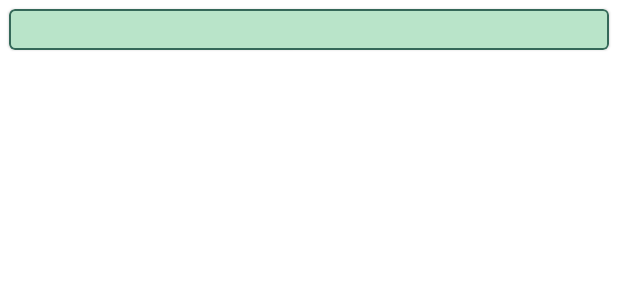
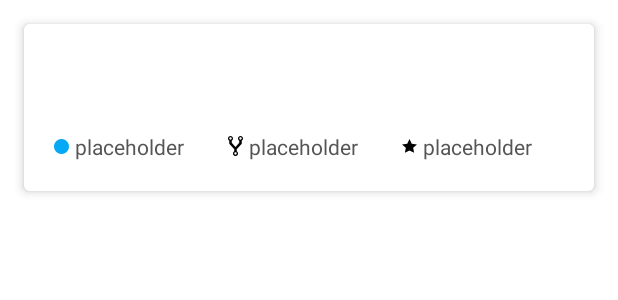
Before and after one commit to gerin98/androidGitClient, an Android app: the layout repository_list_row.xml on its own in the app's theme, with its tools: preview values and no code run, on a phone screen of 412 x 824 dp. Shown: the top 300 px of the screen. Run offline under Robolectric (Android 15) with nearby library versions, the phone set to English and light mode, and no system bars.

```diff
--- a/app/src/main/AndroidManifest.xml
+++ b/app/src/main/AndroidManifest.xml
@@ -11,11 +11,14 @@
         android:roundIcon="@mipmap/ic_launcher_round"
         android:supportsRtl="true"
         android:theme="@style/AppTheme">
-        <activity android:name=".RepositoryListActivity"></activity>
+        <activity android:name=".RepositoryListActivity">
+            <meta-data
+                android:name="android.support.PARENT_ACTIVITY"
+                android:value=".MainActivity" />
+        </activity>
         <activity android:name=".MainActivity">
             <intent-filter>
                 <action android:name="android.intent.action.MAIN" />
-
                 <category android:name="android.intent.category.LAUNCHER" />
             </intent-filter>
         </activity>
--- a/app/src/main/java/com/example/githubClient/RepositoryListActivity.kt
+++ b/app/src/main/java/com/example/githubClient/RepositoryListActivity.kt
@@ -3,7 +3,6 @@ package com.example.githubClient
 import androidx.appcompat.app.AppCompatActivity
 import android.os.Bundle
 import androidx.recyclerview.widget.GridLayoutManager
-import androidx.recyclerview.widget.LinearLayoutManager
 import androidx.recyclerview.widget.RecyclerView
 import com.example.githubClient.adapter.GHRepositoryAdapter
 import com.example.githubClient.model.Repo
@@ -18,6 +17,9 @@ class RepositoryListActivity : AppCompatActivity() {
     override fun onCreate(savedInstanceState: Bundle?) {
         super.onCreate(savedInstanceState)
         setContentView(R.layout.activity_repository_list)
+
+        val actionBar = actionBar
+        actionBar?.setDisplayHomeAsUpEnabled(true)
 
         val repositories: ArrayList<Repo>? = intent.extras?.getParcelableArrayList<Repo>("dataset") ?: ArrayList(0)
         val userInfo: User? = intent.extras?.getParcelable("user")
--- a/app/src/main/res/layout/repository_list_row.xml
+++ b/app/src/main/res/layout/repository_list_row.xml
@@ -1,30 +1,129 @@
 <?xml version="1.0" encoding="utf-8"?>
-<LinearLayout xmlns:android="http://schemas.android.com/apk/res/android"
+
+<com.google.android.material.card.MaterialCardView
+    android:id="@+id/cardview"
+    xmlns:android="http://schemas.android.com/apk/res/android"
     xmlns:app="http://schemas.android.com/apk/res-auto"
+    android:layout_width="match_parent"
+    android:layout_height="wrap_content"
+    android:layout_margin="16dp"
+    android:clickable="true"
+    android:focusable="true"
+    android:checkable="true"
+    app:cardElevation="4dp"
+    app:cardBackgroundColor="@color/white"
+    app:rippleColor="@color/colorPrimary"
+    app:strokeWidth="1dp"
+    >
+
+    <LinearLayout
+    android:layout_width="match_parent"
+    android:layout_height="match_parent"
     android:orientation="vertical"
-    android:layout_width="match_parent"
-    android:layout_height="wrap_content">
-
-    <com.google.android.material.card.MaterialCardView
-        android:layout_width="match_parent"
-        android:layout_height="wrap_content"
-        app:cardBackgroundColor="@color/colorTertiary"
-        android:checkable="true"
-        app:rippleColor="@color/colorPrimary"
-        app:strokeColor="@color/colorPrimary"
-        app:strokeWidth="1dp"
-        android:padding="8dp"
-        android:layout_margin="6dp">
+    android:padding="16dp">
 
         <TextView
-            android:id="@+id/repositoryListRowText"
-            android:layout_width="wrap_content"
-            android:layout_gravity="center"
-            android:layout_margin="4dp"
-            android:textColor="@color/colorPrimary"
-            android:layout_height="wrap_content"/>
+            android:id="@+id/repositoryListRowTextName"
+            android:layout_width="match_parent"
+            android:layout_height="wrap_content"
+            android:textColor="#000"
+            android:textSize="18sp"
+            />
 
-    </com.google.android.material.card.MaterialCardView>
+        <TextView
+            android:id="@+id/repositoryListRowTextDescription"
+            android:layout_width="match_parent"
+            android:layout_height="wrap_content"
+            android:padding="4dp"
+            android:textColor="#555"
+            />
 
+        <LinearLayout
+            android:layout_width="match_parent"
+            android:layout_height="wrap_content"
+            android:orientation="horizontal"
+            android:weightSum="3">
 
-</LinearLayout>
+            <!--language-->
+            <LinearLayout
+                android:layout_width="match_parent"
+                android:layout_height="wrap_content"
+                android:layout_weight="1"
+                android:gravity="center_vertical"
+                android:padding="4dp"
+                android:orientation="horizontal">
+
+                <ImageView
+                    android:id="@+id/repositoryListRowLanguageCircle"
+                    android:layout_width="wrap_content"
+                    android:layout_height="wrap_content"
+                    android:paddingRight="4dp"
+                    android:src="@drawable/ic_circle_image"/>
+
+                <TextView
+                    android:id="@+id/repositoryListRowTextLanguage"
+                    android:text="placeholder"
+                    android:layout_width="wrap_content"
+                    android:layout_height="wrap_content"
+                    android:drawablePadding="4dp"
+                    android:textColor="#555"/>
+
+            </LinearLayout>
+
+            <!--fork-->
+            <LinearLayout
+                android:layout_width="match_parent"
+                android:layout_height="wrap_content"
+                android:layout_weight="1"
+                android:gravity="center_vertical"
+                android:padding="4dp"
+                android:orientation="horizontal">
+
+                <ImageView
+                    android:id="@+id/repositoryListRowFork"
+                    android:layout_width="wrap_content"
+                    android:layout_height="wrap_content"
+                    android:paddingRight="4dp"
+                    android:src="@drawable/ic_octicons_repo_forked"/>
+
+                <TextView
+                    android:id="@+id/repositoryListRowTextForkNumber"
+                    android:text="placeholder"
+                    android:layout_width="wrap_content"
+                    android:layout_height="wrap_content"
+                    android:drawablePadding="4dp"
+                    android:textColor="#555"/>
+
+            </LinearLayout>
+
+            <!--star-->
+            <LinearLayout
+                android:layout_width="match_parent"
+                android:layout_height="wrap_content"
+                android:layout_weight="1"
+                android:gravity="center_vertical"
+                android:padding="4dp"
+                android:orientation="horizontal">
+
+                <ImageView
+                    android:id="@+id/repositoryListRowStar"
+                    android:layout_width="wrap_content"
+                    android:layout_height="wrap_content"
+                    android:paddingRight="4dp"
+                    android:src="@drawable/ic_octicons_star"/>
+
+                <TextView
+                    android:id="@+id/repositoryListRowTextStarNumber"
+                    android:text="placeholder"
+                    android:layout_width="wrap_content"
+                    android:layout_height="wrap_content"
+                    android:drawablePadding="4dp"
+                    android:textColor="#555"/>
+
+            </LinearLayout>
+
+        </LinearLayout>
+
+    </LinearLayout>
+
+</com.google.android.material.card.MaterialCardView>
```
Also changed, not shown: 74 other files.
